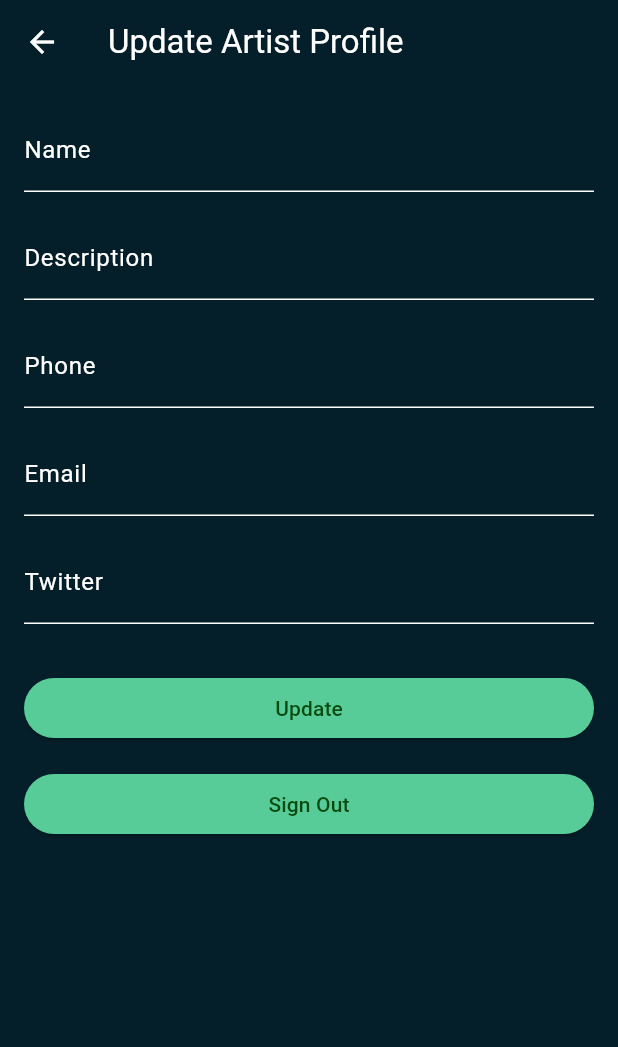
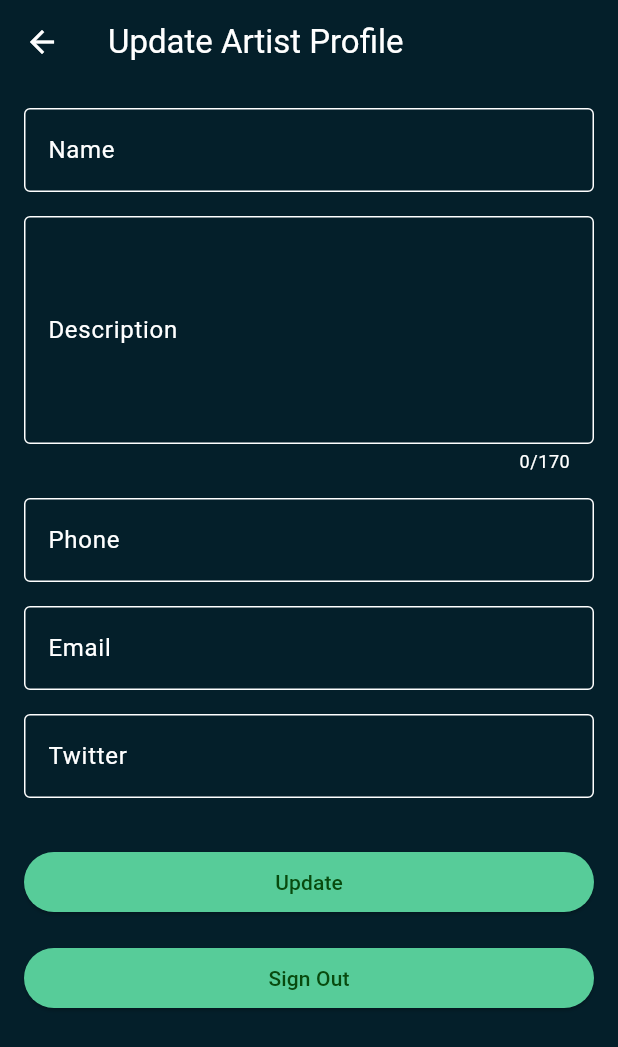
Before and after one commit to mehulgoel873/IWantThat, a Flutter app: the screen it shows once a user with an empty profile is signed in, after a tap on "YES", after a tap on the "edit" icon, on a phone screen of 412 x 824 dp. Shown: the top 1047 px of the screen. Run offline on Flutter 3.47's test engine with Material 3 defaults, Android fonts, the phone set to English and light mode, and no system bars; our stand-ins replace cloud_firestore, cloud_functions, firebase_auth, firebase_core, firebase_storage, firebase_vertexai and 2 more; missing offline and left inert: firebase_ui_auth; accounts and stored records are empty; generated files the repository leaves out were written again.

Commit message:
Enhanced "Update Artist Profile" UI

```diff
--- a/flutter_app/lib/artist.dart
+++ b/flutter_app/lib/artist.dart
@@ -8,6 +8,7 @@ class Artist {
   final String? phone;
   final String? email;
   final String? twitter;
+  String? profileImageUrl; // Add this field
 
   Artist({
     this.name,
@@ -15,6 +16,7 @@ class Artist {
     this.phone,
     this.email,
     this.twitter,
+    this.profileImageUrl,
   });
 
   factory Artist.fromFirestore(
@@ -28,6 +30,7 @@ class Artist {
       phone: data?['phone'],
       email: data?['email'],
       twitter: data?['twitter'],
+      profileImageUrl: data?['profileImageUrl'], // Add this line
     );
   }
 
@@ -38,9 +41,11 @@ class Artist {
       if (phone != null) "phone": phone,
       if (email != null) "email": email,
       if (twitter != null) "twitter": twitter,
+      if (profileImageUrl != null) "profileImageUrl": profileImageUrl, // Add this line
     };
   }
 }
+
 
 class ArtistCard extends StatelessWidget {
   const ArtistCard({
--- a/flutter_app/lib/artist_info_page.dart
+++ b/flutter_app/lib/artist_info_page.dart
@@ -64,12 +64,15 @@ class ArtistInfoPage extends StatelessWidget {
             CircleAvatar(
               radius: 50,
               backgroundColor: theme.colorScheme.primary,
-              child: Text(
+              backgroundImage: artist.profileImageUrl != null ? NetworkImage(artist.profileImageUrl!) : null,
+              child: artist.profileImageUrl == null
+                ? Text(
                   artist.name != null ? artist.name![0] : 'A',
                   style: theme.textTheme.headlineMedium!.copyWith(
                     color: theme.colorScheme.onPrimary,
                   ),
-              ),
+                )
+                : null,
             ),
             const SizedBox(height: 16),
             Text(
@@ -133,7 +136,8 @@ class ArtistInfoPage extends StatelessWidget {
         children: [
           Icon(icon, color: theme.colorScheme.primary),
           const SizedBox(width: 16),
-          Column(
+          Expanded(
+            child: Column(
               crossAxisAlignment: CrossAxisAlignment.start,
               children: [
                 Text(
@@ -148,6 +152,7 @@ class ArtistInfoPage extends StatelessWidget {
                 ),
               ],
             ),
+          ),
         ],
       ),
     );
--- a/flutter_app/lib/main.dart
+++ b/flutter_app/lib/main.dart
@@ -8,6 +8,7 @@ import 'package:firebase_ui_auth/firebase_ui_auth.dart';
 import 'package:flutter/material.dart';
 import 'package:provider/provider.dart';
 import 'package:image_picker/image_picker.dart';
+import 'package:firebase_storage/firebase_storage.dart';
 import 'package:firebase_core/firebase_core.dart';
 import 'firebase_options.dart';
 import 'package:firebase_vertexai/firebase_vertexai.dart';
@@ -141,6 +142,24 @@ class MyAppState extends ChangeNotifier {
         notifyListeners();
       }
     });
+  }
+
+  Future<void> uploadProfileImage() async {
+    if (_selectedImage == null) return;
+
+    try {
+      final storageRef = FirebaseStorage.instance
+          .ref()
+          .child('profile_images')
+          .child('$userDoc.jpg');
+      await storageRef.putFile(_selectedImage!);
+      final imageUrl = await storageRef.getDownloadURL();
+      db.collection('artists').doc(userDoc).update({'profileImageUrl': imageUrl});
+      artist?.profileImageUrl = imageUrl;
+      notifyListeners();
+    } catch (e) {
+      print('Error uploading profile image: $e');
+    }
   }
 
   var artists = <Artist>[
@@ -293,6 +312,7 @@ class MyAppState extends ChangeNotifier {
       phone: snapshot['phone'],
       email: snapshot['email'],
       twitter: snapshot['twitter'],
+      profileImageUrl: snapshot['profileImageUrl'],
     );
   }
   notifyListeners();
--- a/flutter_app/lib/profile.dart
+++ b/flutter_app/lib/profile.dart
@@ -65,11 +65,9 @@ class ProfilePageState extends State<ProfilePage> {
             key: formKey,
             child: ListView(
               children: [
-                TextFormField(
+                _buildTextField(
                   controller: nameController,
-                  decoration: const InputDecoration(
-                    labelText: 'Name',
-                  ),
+                  label: 'Name',
                   validator: (value) {
                     if (value == null || value.isEmpty) {
                       return 'Please enter the name';
@@ -78,11 +76,11 @@ class ProfilePageState extends State<ProfilePage> {
                   },
                 ),
                 const SizedBox(height: 16),
-                TextFormField(
+                _buildTextField(
                   controller: descriptionController,
-                  decoration: const InputDecoration(
-                    labelText: 'Description',
-                  ),
+                  label: 'Description',
+                  maxLength: 170,
+                  maxLines: 5,
                   validator: (value) {
                     if (value == null || value.isEmpty) {
                       return 'Please enter the description';
@@ -91,11 +89,9 @@ class ProfilePageState extends State<ProfilePage> {
                   },
                 ),
                 const SizedBox(height: 16),
-                TextFormField(
+                _buildTextField(
                   controller: phoneController,
-                  decoration: const InputDecoration(
-                    labelText: 'Phone',
-                  ),
+                  label: 'Phone',
                   validator: (value) {
                     if (value == null || value.isEmpty) {
                       return 'Please enter the phone number';
@@ -104,11 +100,9 @@ class ProfilePageState extends State<ProfilePage> {
                   },
                 ),
                 const SizedBox(height: 16),
-                TextFormField(
+                _buildTextField(
                   controller: emailController,
-                  decoration: const InputDecoration(
-                    labelText: 'Email',
-                  ),
+                  label: 'Email',
                   validator: (value) {
                     if (value == null || value.isEmpty) {
                       return 'Please enter the email';
@@ -117,11 +111,9 @@ class ProfilePageState extends State<ProfilePage> {
                   },
                 ),
                 const SizedBox(height: 16),
-                TextFormField(
+                _buildTextField(
                   controller: twitterController,
-                  decoration: const InputDecoration(
-                    labelText: 'Twitter',
-                  ),
+                  label: 'Twitter',
                   validator: (value) {
                     if (value == null || value.isEmpty) {
                       return 'Please enter the Twitter handle';
@@ -166,4 +158,23 @@ class ProfilePageState extends State<ProfilePage> {
       ),
     );
   }
+
+  Widget _buildTextField({
+    required TextEditingController controller,
+    required String label,
+    int? maxLength,
+    int maxLines = 1,
+    String? Function(String?)? validator,
+  }) {
+    return TextFormField(
+      controller: controller,
+      decoration: InputDecoration(
+        labelText: label,
+        border: OutlineInputBorder(),
+      ),
+      maxLength: maxLength,
+      maxLines: maxLines,
+      validator: validator,
+    );
+  }
 }
```
Lines whose indentation alone changed are shown as unchanged.
